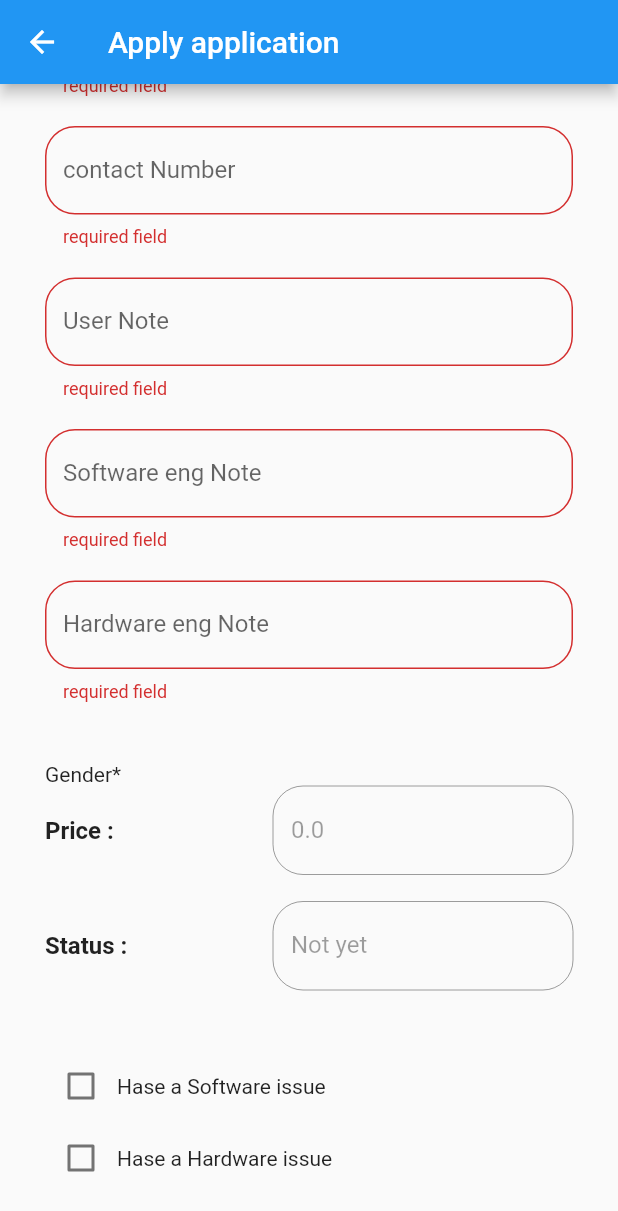
After one commit to Abdghali/Phone-mainten, a Flutter app: the AddApplicationPage screen opened directly, scrolled down 504 dp, after a tap on "Submit", on a phone screen of 412 x 824 dp. The commit adds this screen. Shown: the top 1211 px of the screen. Run offline on Flutter 3.47's test engine with Material 2 defaults, Android fonts, the light colour scheme and no system bars; our stand-ins replace cached_network_image, cloud_firestore, firebase_auth, firebase_core, firebase_storage, flutter_screenutil and 5 more; accounts and stored records are empty.

Commit message:
ath comment

```diff
--- a/lib/Models/User.dart
+++ b/lib/Models/User.dart
@@ -34,9 +34,9 @@ class User {
     this.isMale = map['isMale'];
     this.type = map['userType'] == 'admin'
         ? userType.admin
-        : map['type'] == 'software'
+        : map['userType'] == 'software'
             ? userType.software
-            : map['type'] == 'hardware'
+            : map['userType'] == 'hardware'
                 ? userType.hardware
                 : userType.customer;
   }
--- a/lib/UI/Widgets/customTextField.dart
+++ b/lib/UI/Widgets/customTextField.dart
@@ -4,13 +4,19 @@ class CustomTextField extends StatelessWidget {
   Function validationFun;
   Function saveFun;
   String labelText;
-  CustomTextField({this.labelText, this.saveFun, this.validationFun});
+  int numberOfLine;
+  bool enable;
+  CustomTextField({this.labelText, this.saveFun, this.validationFun,this.numberOfLine,this.enable});
   @override
   Widget build(BuildContext context) {
     // TODO: implement build
     return Column(
       children: [
         TextFormField(
+          enabled:enable ,
+          keyboardType: TextInputType.multiline,
+          minLines: 1, //Normal textInputField will be displayed
+          maxLines: numberOfLine??1,
           validator: (value) => validationFun(value),
           decoration: InputDecoration(
               labelText: labelText,
--- a/lib/UI/loginPage.dart
+++ b/lib/UI/loginPage.dart
@@ -1,6 +1,10 @@
+import 'package:firebas_project/Models/User.dart';
 import 'package:firebas_project/Service/Server.dart';
-import 'package:firebas_project/UI/HomrPage.dart';
+import 'package:firebas_project/Service/repository.dart';
+import 'package:firebas_project/UI/pages/ProfistionHomePage.dart';
+import 'package:firebas_project/UI/pages/UserHomrPage.dart';
 import 'package:firebas_project/UI/Widgets/customTextField.dart';
+import 'package:firebas_project/UI/pages/adminHomePage.dart';
 import 'package:firebas_project/UI/registerPage.dart';
 import 'package:flutter/material.dart';
 import 'package:flutter_screenutil/flutter_screenutil.dart';
@@ -34,8 +38,19 @@ class LoginPage extends StatelessWidget {
       loginKey.currentState.save();
       String id = await loginUsingEmailAndPassword(email, password);
       if (id != null) {
-         await loginToMyAPP(email, password); // Logger().e(user.name);
+        await loginToMyAPP(email, password); // Logger().e(user.name);
         // Get.offAll(HomePage());
+        if (Repository.repository.user.type == userType.customer) {
+          Get.offAll(UserHomePage());
+        } else if (Repository.repository.user.type == userType.admin) {
+          Get.offAll(AdminHomePage());
+        } else if (Repository.repository.user.type == userType.software) {
+          Get.offAll(ProfishionHomePage());
+        } else if (Repository.repository.user.type == userType.hardware) {
+          Get.offAll(ProfishionHomePage());
+        }
+
+        // todo
       } else {
         return;
       }
--- /dev/null
+++ b/lib/UI/pages/AddApplicationPage.dart
@@ -0,0 +1,331 @@
+import 'dart:io';
+import 'package:firebas_project/Service/Server.dart';
+import 'package:firebas_project/Service/repository.dart';
+import 'package:firebas_project/UI/Widgets/customTextField.dart';
+import 'package:firebas_project/providers/IssueProvider.dart';
+import 'package:flutter/material.dart';
+import 'package:image_picker/image_picker.dart';
+import 'package:logger/logger.dart';
+import 'package:provider/provider.dart';
+
+enum status { application, notYet, done, delivered }
+
+class AddApplicationPage extends StatefulWidget {
+  @override
+  _AddApplicationPageState createState() => _AddApplicationPageState();
+}
+
+class _AddApplicationPageState extends State<AddApplicationPage> {
+  String imageUrl;
+  String phoneType;
+  String phineColor;
+  String contactNumber;
+  status phoneState;
+  String price;
+  bool hardwareIssue;
+  bool softwareIssue;
+  String userNote;
+  String softwareNote;
+  String hardwareNote;
+  File file;
+
+  saveImageUrl(String imageurll) {
+    this.imageUrl = imageurll;
+  }
+
+  savePhoneType(String phoneType1) {
+    this.phoneType = phoneType1;
+  }
+
+  savePhineColor(String phineColor1) {
+    this.phineColor = phineColor1;
+  }
+
+  saveContactNumber(String contactNumber1) {
+    this.contactNumber = contactNumber1;
+  }
+
+  saveHardwareIssue(bool hardwareIssue1) {
+    Provider.of<IssueProvider>(context, listen: false)
+        .setHasHardwareIssue(hardwareIssue1);
+    this.hardwareIssue =
+        Provider.of<IssueProvider>(context, listen: false).hashHardwareIssue;
+  }
+
+  saveSoftwareIssue(bool softwareIssue1) {
+    Provider.of<IssueProvider>(context, listen: false)
+        .setHasSoftwareIssue(softwareIssue1);
+    this.softwareIssue =
+        Provider.of<IssueProvider>(context, listen: false).hasSoftwareIssue;
+  }
+
+  savePrice(String price1) {
+    this.price = price1;
+  }
+
+  savePhoneState(String phoneState1) {
+    if (phoneState == 'application') {
+      this.phoneState = status.application;
+    } else if (phoneState == 'done') {
+      this.phoneState = status.done;
+    } else if (phoneState == 'delivered') {
+    this.phoneState = status.delivered;
+    } else{
+      this.phoneState = status.notYet;
+    }
+  }
+
+
+
+  saveUserNot(String userNote1) {
+    this.userNote = userNote1;
+  }
+
+  saveSoftwareNote(String softwareNote1) {
+    this.softwareNote = softwareNote1;
+  }
+
+  savehardwareNote(String shardwareNote1) {
+    this.hardwareNote = shardwareNote1;
+  }
+
+  nullValidation(String value) {
+    if (value == '') {
+      return 'required field';
+    }
+  }
+
+  GlobalKey<FormState> formKey = GlobalKey();
+
+  saveForm() {
+    if (formKey.currentState.validate()) {
+      formKey.currentState.save();
+
+      saveApplication({
+        'userId': Repository.repository.user.id,
+        'imageUrl': this.imageUrl,
+        'phoneType': this.phoneType,
+        'phineColor': this.phineColor,
+        'contactNumber': this.contactNumber,
+        'price': this.price,
+        'hardwareIssue': this.hardwareIssue ?? false,
+        'softwareIssue': this.softwareIssue ?? false,
+        'userNote': this.userNote,
+        'softwareNote': this.softwareNote,
+        'shardwareNote': this.hardwareNote,
+        'phoneState': this.phoneState.toString().split('.').last ??
+            status.notYet.toString().split('.').last,
+        // 'phoneState':this.phoneState.toString().split('.').last ?? status.notYet.toString().split('.').last,
+        'file': this.file
+      });
+    } else {
+      return;
+    }
+  }
+
+  @override
+  Widget build(BuildContext context) {
+    // TODO: implement build
+    return Scaffold(
+        appBar: AppBar(
+          title: Text("Apply application"),
+        ),
+        body: Form(
+          key: formKey,
+          child: SingleChildScrollView(
+            child: Container(
+              padding: EdgeInsets.symmetric(horizontal: 30),
+              child: Column(
+                mainAxisAlignment: MainAxisAlignment.center,
+                children: [
+                  SizedBox(
+                    height: 100,
+                  ),
+                  GestureDetector(
+                    onTap: () async {
+                      PickedFile pickedFile = await ImagePicker()
+                          .getImage(source: ImageSource.gallery);
+                      file = File(pickedFile.path);
+                      setState(() {});
+                    },
+                    child: Container(
+                      height: 150,
+                      width: 150,
+                      child: ClipRRect(
+                        borderRadius: BorderRadius.circular(20),
+                        child: file == null
+                            ? FlutterLogo()
+                            : Image.file(
+                                file,
+                                fit: BoxFit.cover,
+                              ),
+                      ),
+                    ),
+                  ),
+                  SizedBox(
+                    height: 80,
+                  ),
+                  CustomTextField(
+                    labelText: 'phone Type',
+                    saveFun: savePhoneType,
+                    validationFun: nullValidation,
+                  ),
+                  CustomTextField(
+                    labelText: 'phine Color',
+                    saveFun: savePhineColor,
+                    validationFun: nullValidation,
+                  ),
+                  CustomTextField(
+                    labelText: 'contact Number',
+                    saveFun: saveContactNumber,
+                    validationFun: nullValidation,
+                  ),
+
+                  CustomTextField(
+                    numberOfLine: 5,
+                    labelText: 'User Note',
+                    saveFun: saveUserNot,
+                    validationFun: nullValidation,
+                  ),
+                  CustomTextField(
+                    enable: softwareIssue,
+                    numberOfLine: 5,
+                    labelText: 'Software eng Note',
+                    saveFun: saveSoftwareNote,
+                    validationFun: nullValidation,
+                  ),
+                  CustomTextField(
+                    enable: hardwareIssue,
+                    numberOfLine: 5,
+                    labelText: 'Hardware eng Note',
+                    saveFun: savehardwareNote,
+                    validationFun: nullValidation,
+                  ),
+                  SizedBox(
+                    height: 20,
+                  ),
+                  Container(
+                      alignment: Alignment.topLeft,
+                      child: Text(
+                        "Gender*",
+                        textAlign: TextAlign.start,
+                      )),
+                  CustomContainer(
+                    title: "Price",
+                    value: "0.0",
+                    saveFun: savePrice,
+                    // validationFunction: nullValidation,
+                    enable: false,
+                  ),
+                  SizedBox(
+                    height: 18,
+                  ),
+                  CustomContainer(
+                      title: "Status",
+                      value: "Not yet",
+                      saveFun: savePhoneState,
+                      //   validationFunction: nullValidation,
+                      enable: false),
+                  SizedBox(
+                    height: 40,
+                  ),
+
+                  // todo
+
+                  CustomChickBox(
+                    title: "Hase a Software issue",
+                    value: Provider.of<IssueProvider>(context, listen: true)
+                            .hasSoftwareIssue ??
+                        false,
+                    saveValue: saveSoftwareIssue,
+                  ),
+                  CustomChickBox(
+                    title: "Hase a Hardware issue",
+                    value: Provider.of<IssueProvider>(context, listen: true)
+                            .hashHardwareIssue ??
+                        false,
+                    saveValue: saveHardwareIssue,
+                  ),
+                  SizedBox(
+                    height: 60,
+                  ),
+                  Container(
+                    height: 40,
+                    width: double.infinity,
+                    child: RaisedButton(
+                        shape: RoundedRectangleBorder(
+                            borderRadius: BorderRadius.circular(20)),
+                        child: Text('Submit'),
+                        onPressed: () async {
+                          saveForm();
+                        }),
+                  ),
+                  SizedBox(
+                    height: 60,
+                  ),
+                ],
+              ),
+            ),
+          ),
+        ));
+  }
+}
+
+class CustomContainer extends StatelessWidget {
+  String title;
+  String value;
+  Function saveFun;
+  bool enable;
+  CustomContainer({this.title, this.value, this.saveFun, this.enable});
+  @override
+  Widget build(BuildContext context) {
+    return Container(
+      width: 400,
+      child: Row(
+        mainAxisAlignment: MainAxisAlignment.spaceBetween,
+        children: [
+          Text(
+            "$title : ",
+            style: TextStyle(fontSize: 16, fontWeight: FontWeight.bold),
+          ),
+          Container(
+            width: 200,
+            child: TextFormField(
+              enabled: enable,
+              //validator: (value) => validationFunction(value),
+              decoration: InputDecoration(
+                  hintText: "$value",
+                  labelText: "$value",
+                  border: OutlineInputBorder(
+                      borderRadius: BorderRadius.circular(20))),
+              onSaved: (value1) {
+                saveFun(value1);
+              },
+            ),
+          ),
+        ],
+      ),
+    );
+  }
+}
+
+class CustomChickBox extends StatelessWidget {
+  String title;
+  bool value;
+  Function saveValue;
+  CustomChickBox({this.title, this.value, this.saveValue});
+  @override
+  Widget build(BuildContext context) {
+    return Container(
+      child: Row(
+        children: [
+          Checkbox(
+            value: value,
+            onChanged: saveValue,
+          ),
+          Text('$title'),
+        ],
+      ),
+    );
+  }
+}
--- a/lib/main.dart
+++ b/lib/main.dart
@@ -1,6 +1,7 @@
 import 'package:firebas_project/UI/loginPage.dart';
 import 'package:firebas_project/UI/registerPage.dart';
 import 'package:firebas_project/providers/GenderProvider.dart';
+import 'package:firebas_project/providers/IssueProvider.dart';
 import 'package:firebas_project/providers/userTypeProvider.dart';
 import 'package:firebase_core/firebase_core.dart';
 import 'package:flutter/material.dart';
@@ -31,6 +32,9 @@ class MyApp extends StatelessWidget {
           ),
           ChangeNotifierProvider<UserTypeProvider>(
             create: (_) => UserTypeProvider(),
+          ),
+          ChangeNotifierProvider<IssueProvider>(
+            create: (_) => IssueProvider(),
           ),
 
         ],
--- /dev/null
+++ b/lib/providers/IssueProvider.dart
@@ -0,0 +1,16 @@
+import 'package:flutter/material.dart';
+class IssueProvider extends ChangeNotifier {
+  bool hasSoftwareIssue=false;
+  bool hashHardwareIssue=false;
+
+
+
+  setHasSoftwareIssue(bool hasSoftwareIssueVal) {
+    this.hasSoftwareIssue = hasSoftwareIssueVal;
+    notifyListeners();
+  }
+   setHasHardwareIssue(bool hashHardwareIssueVal) {
+    this.hashHardwareIssue = hashHardwareIssueVal;
+    notifyListeners();
+  }
+}
```
Also changed, not shown: lib/Service/Server.dart (+31 -3 lines), lib/UI/HomrPage.dart (deleted, +0 -38 lines), lib/UI/pages/ProfistionHomePage.dart (added, +51 -0 lines), lib/UI/pages/UserHomrPage.dart (added, +54 -0 lines), lib/UI/pages/adminHomePage.dart (added, +51 -0 lines).
